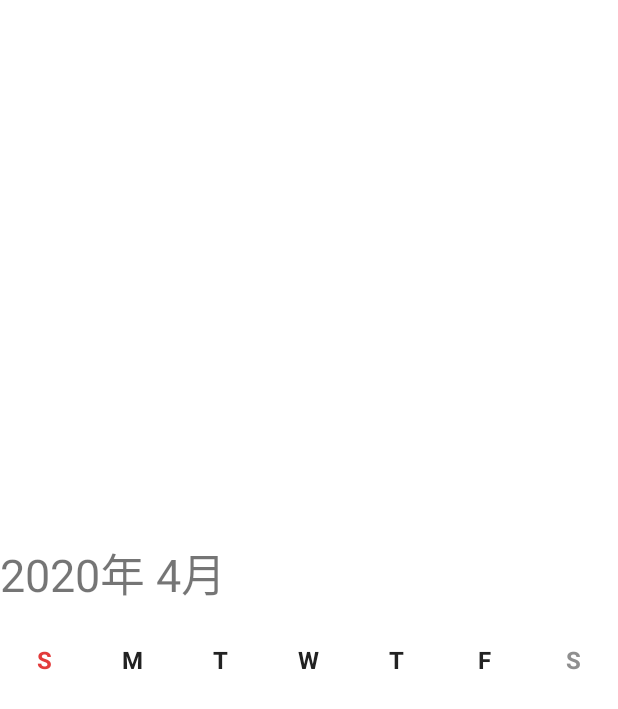
After one commit to cool1726/WooriService, an Android app: the layout days_calendar.xml on its own in the app's theme, with its tools: preview values and no code run, on a phone screen of 412 x 824 dp. The commit adds this screen. Shown: the top 709 px of the screen. Run offline under Robolectric (Android 15) with nearby library versions, the phone set to English and light mode, and no system bars.

Commit message:
캘린더 구조 추가

```diff
--- a/app/src/main/AndroidManifest.xml
+++ b/app/src/main/AndroidManifest.xml
@@ -19,4 +19,5 @@
         </activity>
     </application>
 
+    <uses-permission android:name="android.permission.INTERNET" />
 </manifest>
--- a/app/src/main/java/com/example/wooriservice/HTTP/HttpUrl.java
+++ b/app/src/main/java/com/example/wooriservice/HTTP/HttpUrl.java
@@ -81,6 +81,7 @@ public class HttpUrl {
             conn.setDoInput(true);
             conn.setRequestMethod("POST");
             conn.setRequestProperty("Content-Type", "application/json");
+            conn.setRequestProperty("appKey", "l7xxkjkC96hLWupQjTUHsxD3CLDPOX7JNECJ");
             conn.setConnectTimeout(10000);
             conn.setReadTimeout(10000);
 
@@ -95,7 +96,7 @@ public class HttpUrl {
             BufferedReader in = new BufferedReader(new InputStreamReader(conn.getInputStream(), "UTF-8"));
             while ((inputLine = in.readLine()) != null){
                 outResult.append(inputLine);
-                Log.d("HttpProcess", "중간점검" + outResult);
+//                Log.d("HttpProcess", "중간점검" + outResult);
             }
 
             Log.d("HttpProcess", "중간점검3");
--- a/app/src/main/java/com/example/wooriservice/MainActivity.java
+++ b/app/src/main/java/com/example/wooriservice/MainActivity.java
@@ -73,7 +73,6 @@ public class MainActivity extends AppCompatActivity {
         });
         mBottomNV.setSelectedItemId(R.id.MyAcc);
         Init();
-
     }
 
     private void BottomNavigate(int id) {  //BottomNavigation 페이지 변경
@@ -158,8 +157,6 @@ public class MainActivity extends AppCompatActivity {
 
             try {
                 IndivAllAccInfoHeaderReq requestHeader = new IndivAllAccInfoHeaderReq();
-                requestHeader.setAppkey(key);
-                requestHeader.setAuthorization("");
                 requestHeader.setUTZPE_CNCT_IPAD("127.0.0.1");
                 requestHeader.setUTZPE_CNCT_MCHR_UNQ_ID("3B5E6E7B");
                 requestHeader.setUTZPE_CNCT_TEL_NO_TXT("01012341234");
@@ -191,7 +188,7 @@ public class MainActivity extends AppCompatActivity {
         @Override
         protected void onPostExecute(String s){
             super.onPostExecute(s);
-            if (!s.equals("")) { // !s.equals("")
+            if (true) { // !s.equals("")
                 try {
                     list = new Gson().fromJson(s, IndivAllAccInfoData.class);
                     if(list.getDataBody().getGRID().size() > 0 ){
--- /dev/null
+++ b/app/src/main/res/layout/days_calendar.xml
@@ -0,0 +1,115 @@
+<?xml version="1.0" encoding="utf-8"?>
+<androidx.constraintlayout.widget.ConstraintLayout xmlns:android="http://schemas.android.com/apk/res/android"
+    xmlns:tools="http://schemas.android.com/tools"
+    android:layout_width="match_parent"
+    android:layout_height="match_parent"
+    android:id="@+id/cal_layout"
+    xmlns:app="http://schemas.android.com/apk/res-auto">
+
+    <TextView
+        android:id="@+id/title_month"
+        android:layout_width="wrap_content"
+        android:layout_height="wrap_content"
+        app:layout_constraintStart_toStartOf="parent"
+        app:layout_constraintTop_toTopOf="parent"
+        app:layout_constraintBottom_toTopOf="@id/days_header"
+        app:layout_constraintVertical_chainStyle="packed"
+        android:text="2020年 4月"
+        android:textSize="30sp"
+        android:lineSpacingExtra ="10dp"
+        android:paddingBottom="10dp"
+        tools:ignore="RtlSymmetry" />
+
+    <LinearLayout
+        android:id="@+id/days_header"
+        android:layout_width="match_parent"
+        android:layout_height="50dp"
+        android:orientation="horizontal"
+        android:gravity="center_vertical"
+        app:layout_constraintEnd_toEndOf="parent"
+        app:layout_constraintStart_toStartOf="parent"
+        app:layout_constraintTop_toBottomOf="@+id/title_month"
+        app:layout_constraintBottom_toTopOf="@+id/days_grid"
+        app:layout_constraintVertical_chainStyle="packed">
+
+        <TextView
+            android:layout_width="0dp"
+            android:layout_height="wrap_content"
+            android:layout_weight="1"
+            android:gravity="center_horizontal"
+            android:textColor="#E33B3B"
+            android:textSize="16sp"
+            android:textStyle="bold"
+            android:text="S"/>
+        <TextView
+            android:layout_width="0dp"
+            android:layout_height="wrap_content"
+            android:layout_weight="1"
+            android:gravity="center_horizontal"
+            android:textColor="#222222"
+            android:textSize="16sp"
+            android:textStyle="bold"
+            android:text="M"/>
+        <TextView
+            android:layout_width="0dp"
+            android:layout_height="wrap_content"
+            android:layout_weight="1"
+            android:gravity="center_horizontal"
+            android:textColor="#222222"
+            android:textSize="16sp"
+            android:textStyle="bold"
+            android:text="T"/>
+        <TextView
+            android:layout_width="0dp"
+            android:layout_height="wrap_content"
+            android:layout_weight="1"
+            android:gravity="center_horizontal"
+            android:textColor="#222222"
+            android:textSize="16sp"
+            android:textStyle="bold"
+            android:text="W"/>
+        <TextView
+            android:layout_width="0dp"
+            android:layout_height="wrap_content"
+            android:layout_weight="1"
+            android:gravity="center_horizontal"
+            android:textColor="#222222"
+            android:textSize="16sp"
+            android:textStyle="bold"
+            android:text="T"/>
+        <TextView
+            android:layout_width="0dp"
+            android:layout_height="wrap_content"
+            android:layout_weight="1"
+            android:gravity="center_horizontal"
+            android:textColor="#222222"
+            android:textSize="16sp"
+            android:textStyle="bold"
+            android:text="F"/>
+        <TextView
+            android:layout_width="0dp"
+            android:layout_height="wrap_content"
+            android:layout_weight="1"
+            android:gravity="center_horizontal"
+            android:textColor="#8F8F8F"
+            android:textSize="16sp"
+            android:textStyle="bold"
+            android:text="S"/>
+
+    </LinearLayout>
+
+    <GridView
+        android:id="@+id/days_grid"
+        android:layout_width="match_parent"
+        android:layout_height="wrap_content"
+        android:horizontalSpacing="5dp"
+        android:verticalSpacing="10dp"
+        android:numColumns="7"
+        android:gravity="center"
+        app:layout_constraintBottom_toBottomOf="parent"
+        app:layout_constraintEnd_toEndOf="parent"
+        app:layout_constraintStart_toStartOf="parent"
+        app:layout_constraintTop_toBottomOf="@id/days_header"
+        app:layout_constraintVertical_chainStyle="packed"/>
+
+</androidx.constraintlayout.widget.ConstraintLayout>
```
Also changed, not shown: app/src/main/java/com/example/wooriservice/RequestEntity/IndivAllAccInfoHeaderReq.java (+0 -18 lines), app/src/main/java/com/example/wooriservice/calendars/CalendarAdapter.java (added, +130 -0 lines), app/src/main/java/com/example/wooriservice/calendars/CalendarView.java (added, +43 -0 lines), app/src/main/java/com/example/wooriservice/calendars/Calendars.java (+61 -1 lines), app/src/main/java/com/example/wooriservice/calendars/FragmentDays.java (added, +118 -0 lines), app/src/main/java/com/example/wooriservice/calendars/ViewPagerAdapter.java (added, +148 -0 lines), app/src/main/res/layout/days.xml (added, +62 -0 lines), app/src/main/res/layout/days_datenum.xml (added, +15 -0 lines), app/src/main/res/layout/days_dater.xml (added, +25 -0 lines).
